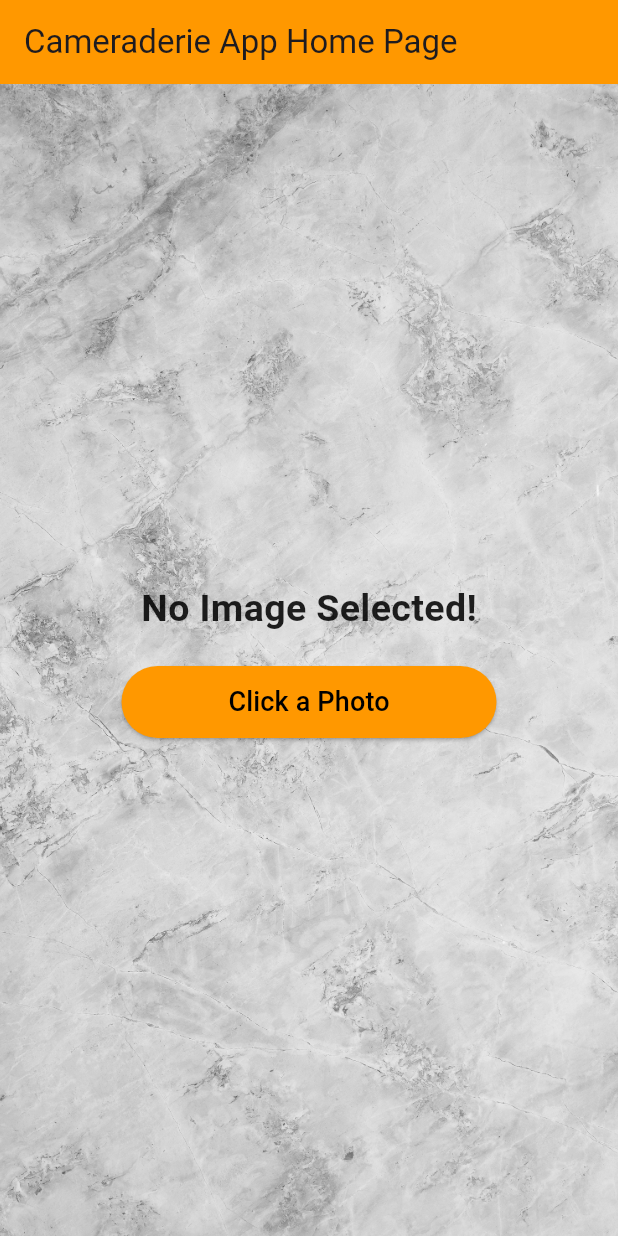
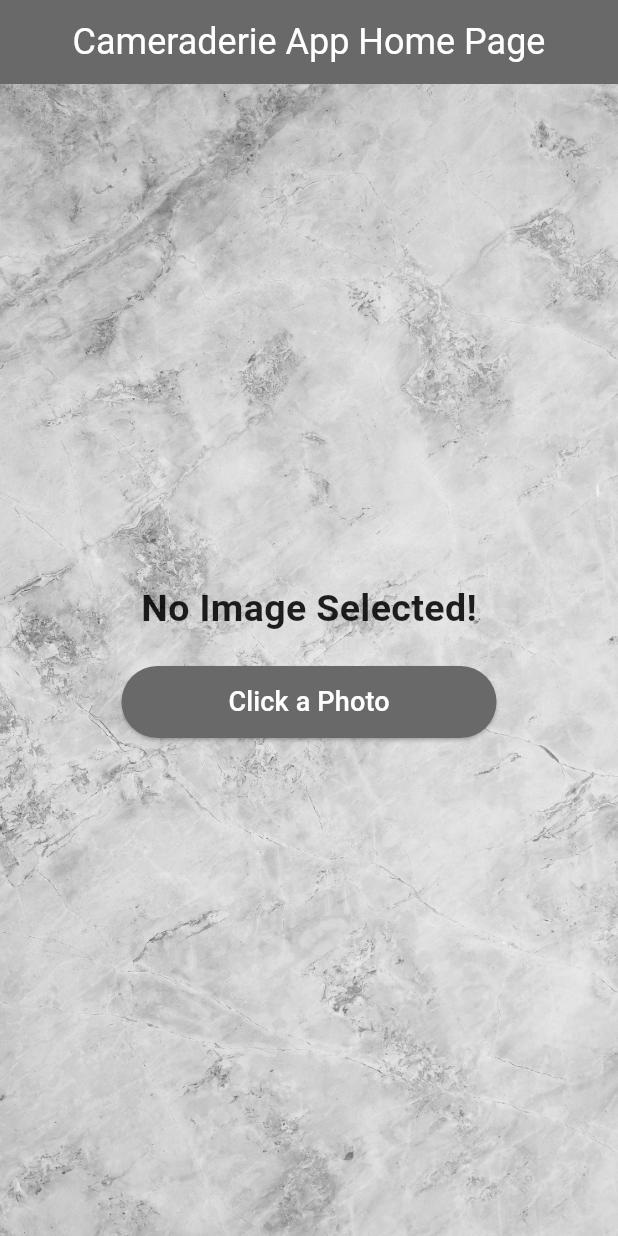
Before and after one commit to abijacob/cameraderie, a Flutter app: the screen it shows after launch, on a phone screen of 412 x 824 dp. Run offline on Flutter 3.47's test engine with Material 3 defaults, Android fonts, the phone set to English and light mode, and no system bars; our stand-ins replace image_picker.

Commit message:
Further UI updates

```diff
--- a/cameraderieapp/lib/main.dart
+++ b/cameraderieapp/lib/main.dart
@@ -14,15 +14,21 @@ class MyApp extends StatelessWidget {
     return MaterialApp(
       title: 'Cameraderie Photo App',
       theme: ThemeData(
-        primarySwatch: Colors.orange,
+        primaryColor: Colors.grey[200],
+        hintColor: Colors.grey[600],
         elevatedButtonTheme: ElevatedButtonThemeData(
           style: ButtonStyle(
-            backgroundColor: MaterialStateProperty.all<Color>(Colors.orange),
+            backgroundColor: MaterialStateProperty.all<Color>(const Color.fromARGB(255, 105, 105, 105)),
             minimumSize: MaterialStateProperty.all<Size>(const Size(250, 48)),
           ),
         ),
         appBarTheme: const AppBarTheme(
-          backgroundColor: Colors.orange,
+          backgroundColor: Color.fromARGB(255, 105, 105, 105),
+          titleTextStyle: TextStyle(
+            color: Colors.white,
+            fontSize: 24,
+          ),
+          centerTitle: true,
         ),
       ),
       home: const CameraderieApp(title: 'Cameraderie App Home Page'),
@@ -87,7 +93,7 @@ class _CameraderieAppState extends State<CameraderieApp> {
                 onPressed: _getImage,
                 style: ButtonStyle(
                   foregroundColor:
-                      MaterialStateProperty.all<Color>(Colors.black),
+                      MaterialStateProperty.all<Color>(Colors.white),
                 ),
                 child: const Text(
                   'Click a Photo',
```
